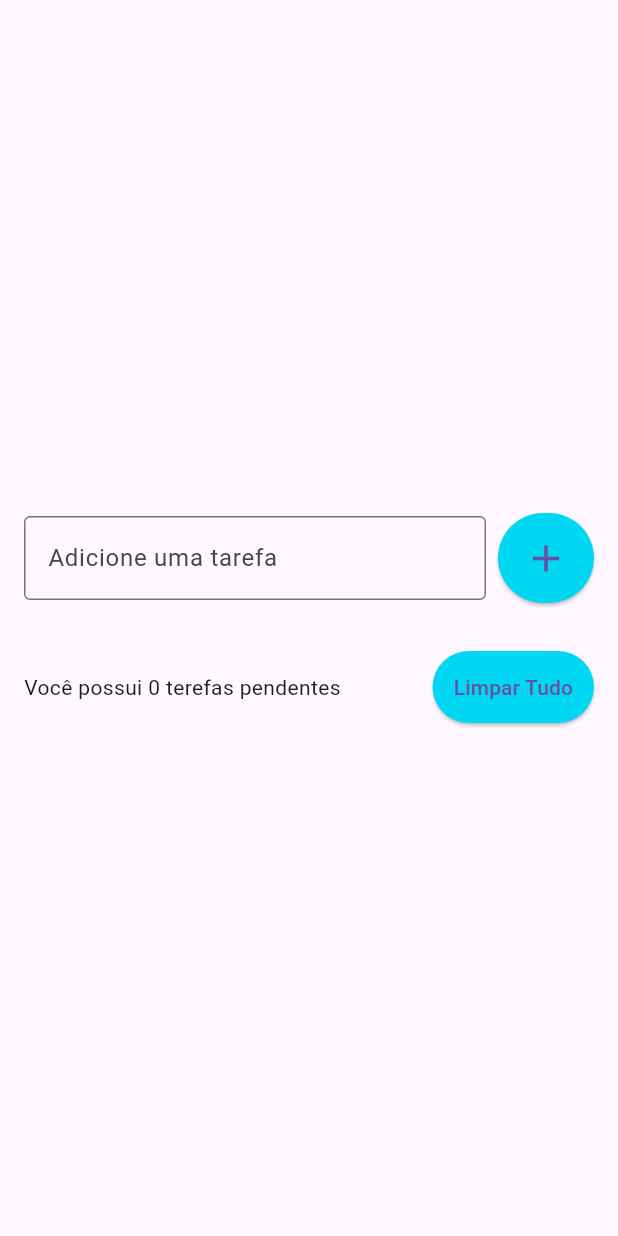
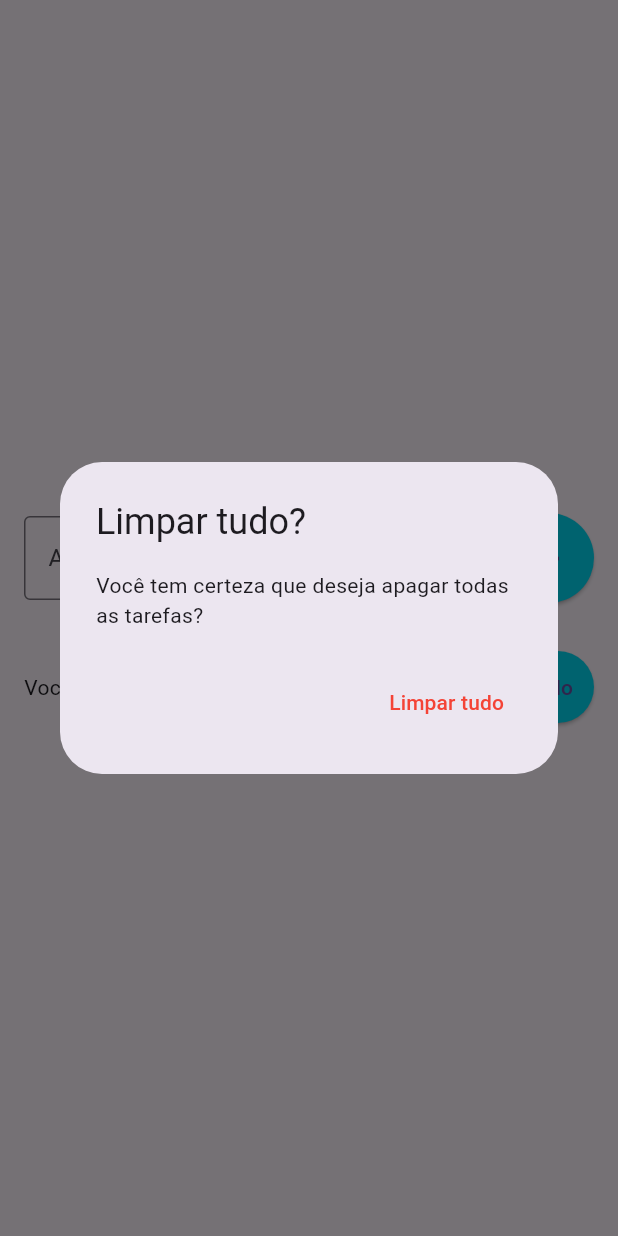
Before and after one commit to GabrielRCFonseca/Lista-De-Tarefas, a Flutter app: the screen it shows after launch, after a tap on "Limpar Tudo", on a phone screen of 412 x 824 dp. Run offline on Flutter 3.47's test engine with Material 3 defaults, Android fonts, the phone set to English and light mode, and no system bars; our stand-ins replace flutter_slidable.

Commit message:
Adicionado lógica para excluir todas as tarefas.

```diff
--- a/lib/pages/todo_list_page.dart
+++ b/lib/pages/todo_list_page.dart
@@ -80,7 +80,9 @@ class _TodoListPageState extends State<TodoListPage> {
                     Expanded
                       (child: Text('Você possui ${todos.length} terefas pendentes')),
                     ElevatedButton(
-                      onPressed: () {},
+                      onPressed: () {
+                        showDeleteTodosConfirmationDialog();
+                      },
                       style: ElevatedButton.styleFrom(
                         backgroundColor: Color(0xff00d7f3),
                         padding: EdgeInsets.all(14),
@@ -123,6 +125,38 @@ class _TodoListPageState extends State<TodoListPage> {
           duration: const Duration(seconds: 5),
         ),
     );
+  }
 
+  void showDeleteTodosConfirmationDialog(){
+    showDialog(
+        context: context,
+        builder: (context) => AlertDialog(
+          title: Text('Limpar tudo?'),
+          content: Text('Você tem certeza que deseja apagar todas as tarefas?'),
+          actions: [
+            TextButton(
+                onPressed: () {
+                  Navigator.of(context).pop();
+                },
+                style: TextButton.styleFrom(foregroundColor: Color(0xffd7f3)),
+                child: Text('Cancelar')
+            ),
+            TextButton(
+                onPressed: () {
+                  Navigator.of(context).pop();
+                  deleteAllTodos();
+                },
+                style: TextButton.styleFrom(foregroundColor: Colors.red),
+                child: Text('Limpar tudo')
+            ),
+          ],
+        )
+    );
+  }
+
+  void deleteAllTodos(){
+    setState(() {
+      todos.clear();
+    });
   }
 }
```
